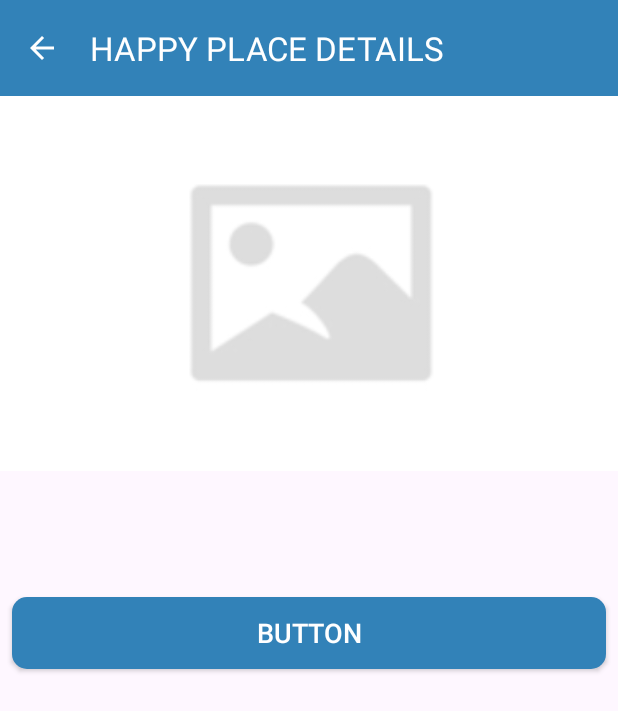
After one commit to PrathB/HappyPlaces, an Android app: the HappyPlaceDetailActivity screen opened directly, with no data from a screen before it, on a phone screen of 412 x 824 dp. The commit adds this screen. Shown: the top 711 px of the screen. Run offline under Robolectric (Android 15) with nearby library versions, the phone set to English and light mode, and no system bars.

Commit message:
Created HappyPlaceDetailActivity and added onClickListener for recyclerView.

```diff
--- a/app/src/main/AndroidManifest.xml
+++ b/app/src/main/AndroidManifest.xml
@@ -7,7 +7,7 @@
         android:required="false" />
 
     <uses-permission android:name="android.permission.READ_MEDIA_IMAGES" />
-    <uses-permission android:name="android.permission.CAMERA"/>
+    <uses-permission android:name="android.permission.CAMERA" />
 
     <application
         android:allowBackup="true"
@@ -20,15 +20,24 @@
         android:theme="@style/Theme.HappyPlaces"
         tools:targetApi="31">
         <activity
+            android:name=".activities.HappyPlaceDetailActivity"
+            android:exported="false"
+            android:label="HAPPY PLACE DETAILS"
+            android:screenOrientation="portrait"
+            android:theme="@style/CustomNoActionBarTheme"
+            tools:ignore="LockedOrientationActivity" />
+        <activity
             android:name=".activities.AddHappyPlaceActivity"
             android:exported="false"
+            android:label="ADD HAPPY PLACE"
             android:screenOrientation="portrait"
-            android:label="ADD HAPPY PLACE"
             android:theme="@style/CustomNoActionBarTheme"
             tools:ignore="LockedOrientationActivity" />
         <activity
             android:name=".activities.MainActivity"
-            android:exported="true">
+            android:exported="true"
+            android:screenOrientation="portrait"
+            tools:ignore="LockedOrientationActivity">
             <intent-filter>
                 <action android:name="android.intent.action.MAIN" />
 
--- /dev/null
+++ b/app/src/main/java/com/test/happyplaces/activities/HappyPlaceDetailActivity.kt
@@ -0,0 +1,20 @@
+package com.test.happyplaces.activities
+
+import android.os.Bundle
+import androidx.appcompat.app.AppCompatActivity
+import com.test.happyplaces.databinding.ActivityHappyPlaceDetailBinding
+
+class HappyPlaceDetailActivity : AppCompatActivity() {
+    private var binding: ActivityHappyPlaceDetailBinding? = null
+    override fun onCreate(savedInstanceState: Bundle?) {
+        super.onCreate(savedInstanceState)
+        binding = ActivityHappyPlaceDetailBinding.inflate(layoutInflater)
+        setContentView(binding?.root)
+
+        setSupportActionBar(binding?.toolbarPlaceDetail)
+        supportActionBar?.setDisplayHomeAsUpEnabled(true)
+        binding?.toolbarPlaceDetail?.setNavigationOnClickListener {
+            onBackPressedDispatcher.onBackPressed()
+        }
+    }
+}
--- a/app/src/main/java/com/test/happyplaces/activities/MainActivity.kt
+++ b/app/src/main/java/com/test/happyplaces/activities/MainActivity.kt
@@ -8,6 +8,7 @@ import androidx.lifecycle.lifecycleScope
 import androidx.recyclerview.widget.LinearLayoutManager
 import com.test.happyplaces.adapters.HappyPlaceAdapter
 import com.test.happyplaces.database.DatabaseSingleton
+import com.test.happyplaces.database.PlaceModel
 import com.test.happyplaces.database.PlacesDao
 import com.test.happyplaces.databinding.ActivityMainBinding
 import kotlinx.coroutines.launch
@@ -41,7 +42,17 @@ class MainActivity : AppCompatActivity() {
                     binding?.rvPlaces?.visibility = View.VISIBLE
                     binding?.rvPlaces?.layoutManager = LinearLayoutManager(
                         this@MainActivity,LinearLayoutManager.VERTICAL,false)
-                    binding?.rvPlaces?.adapter = HappyPlaceAdapter(it)
+
+                    val placesAdapter = HappyPlaceAdapter(it)
+
+                    placesAdapter.setOnClickListener(object: HappyPlaceAdapter.OnClickListener{
+                        override fun onCLick(position: Int, model: PlaceModel) {
+                            val intent = Intent(this@MainActivity,
+                                HappyPlaceDetailActivity::class.java)
+                            startActivity(intent)
+                        }
+                    })
+                    binding?.rvPlaces?.adapter = placesAdapter
                 }
             }
         }
--- a/app/src/main/java/com/test/happyplaces/adapters/HappyPlaceAdapter.kt
+++ b/app/src/main/java/com/test/happyplaces/adapters/HappyPlaceAdapter.kt
@@ -9,6 +9,7 @@ import com.test.happyplaces.database.PlaceModel
 
 class HappyPlaceAdapter(private val happyPlaces: List<PlaceModel>) :
     RecyclerView.Adapter<HappyPlaceAdapter.ViewHolder>() {
+    private var onClickListener: OnClickListener? = null
     class ViewHolder(binding: ItemHappyPlaceBinding):
         RecyclerView.ViewHolder(binding.root){
             val placeImg = binding.civHappyPlace
@@ -30,6 +31,19 @@ class HappyPlaceAdapter(private val happyPlaces: List<PlaceModel>) :
         holder.placeImg.setImageURI(Uri.parse(happyPlace.image))
         holder.name.text = happyPlace.title
         holder.description.text = happyPlace.description
+
+        holder.itemView.setOnClickListener{
+            if(onClickListener!=null){
+                onClickListener!!.onCLick(position, model = happyPlace)
+            }
+        }
     }
 
+    fun setOnClickListener(onClickListener: OnClickListener){
+        this.onClickListener = onClickListener
+    }
+
+    interface OnClickListener{
+        fun onCLick(position: Int,model: PlaceModel)
+    }
 }
--- /dev/null
+++ b/app/src/main/res/layout/activity_happy_place_detail.xml
@@ -0,0 +1,92 @@
+<?xml version="1.0" encoding="utf-8"?>
+<androidx.constraintlayout.widget.ConstraintLayout xmlns:android="http://schemas.android.com/apk/res/android"
+    xmlns:app="http://schemas.android.com/apk/res-auto"
+    xmlns:tools="http://schemas.android.com/tools"
+    android:layout_width="match_parent"
+    android:layout_height="match_parent"
+    tools:context=".activities.HappyPlaceDetailActivity">
+
+    <androidx.appcompat.widget.Toolbar
+        android:id="@+id/toolbar_place_detail"
+        android:layout_width="match_parent"
+        android:layout_height="?attr/actionBarSize"
+        android:background="@color/colorPrimary"
+        android:theme="@style/CustomToolbarStyle"
+        app:layout_constraintTop_toTopOf="parent"
+        app:layout_constraintEnd_toEndOf="parent"
+        app:layout_constraintStart_toStartOf="parent"/>
+
+    <ScrollView
+        android:id="@+id/sv_main"
+        android:layout_width="match_parent"
+        android:layout_height="0dp"
+        android:fillViewport="true"
+        app:layout_constraintBottom_toBottomOf="parent"
+        app:layout_constraintEnd_toEndOf="parent"
+        app:layout_constraintStart_toStartOf="parent"
+        app:layout_constraintTop_toBottomOf="@id/toolbar_place_detail">
+
+        <androidx.constraintlayout.widget.ConstraintLayout
+            android:layout_width="match_parent"
+            android:layout_height="wrap_content">
+
+            <androidx.appcompat.widget.AppCompatImageView
+                android:id="@+id/iv_place_image"
+                android:layout_width="match_parent"
+                android:layout_height="@dimen/detail_screen_image_height_size"
+                android:scaleType="centerCrop"
+                android:src="@drawable/add_screen_image_placeholder"
+                app:layout_constraintEnd_toEndOf="parent"
+                app:layout_constraintStart_toStartOf="parent"
+                app:layout_constraintTop_toTopOf="parent" />
+
+            <TextView
+                android:id="@+id/tv_description"
+                android:layout_width="match_parent"
+                android:layout_height="wrap_content"
+                android:layout_marginStart="@dimen/detail_screen_description_margin"
+                android:layout_marginTop="@dimen/detail_screen_description_margin"
+                android:layout_marginEnd="@dimen/detail_screen_description_margin"
+                android:textSize="@dimen/detail_screen_description_text_size"
+                app:layout_constraintEnd_toEndOf="parent"
+                app:layout_constraintStart_toStartOf="parent"
+                app:layout_constraintTop_toBottomOf="@+id/iv_place_image"
+                tools:text="Description" />
+
+            <TextView
+                android:id="@+id/tv_location"
+                android:layout_width="match_parent"
+                android:layout_height="wrap_content"
+                android:layout_marginStart="@dimen/detail_screen_location_marginStartEnd"
+                android:layout_marginTop="@dimen/detail_screen_location_marginTop"
+                android:layout_marginEnd="@dimen/detail_screen_location_marginStartEnd"
+                android:textColor="@color/colorAccent"
+                android:textSize="@dimen/detail_screen_location_text_size"
+                android:textStyle="bold"
+                app:layout_constraintEnd_toEndOf="parent"
+                app:layout_constraintStart_toStartOf="parent"
+                app:layout_constraintTop_toBottomOf="@+id/tv_description"
+                tools:text="Location" />
+
+            <androidx.appcompat.widget.AppCompatButton
+                android:id="@+id/btn_view_on_map"
+                android:layout_width="match_parent"
+                android:layout_height="wrap_content"
+                android:layout_gravity="center"
+                android:layout_marginStart="@dimen/detail_screen_btn_view_on_map_marginStartEnd"
+                android:layout_marginTop="@dimen/detail_screen_btn_view_on_map_marginTop"
+                android:layout_marginEnd="@dimen/detail_screen_btn_view_on_map_marginStartEnd"
+                android:background="@drawable/shape_button_rounded"
+                android:gravity="center"
+                android:paddingTop="@dimen/detail_screen_btn_view_on_map_PaddingTopBottom"
+                android:paddingBottom="@dimen/detail_screen_btn_view_on_map_PaddingTopBottom"
+                android:text="Button"
+                android:textSize="@dimen/detail_screen_btn_view_on_map_text_size"
+                android:textColor="@color/white"
+                app:layout_constraintEnd_toEndOf="parent"
+                app:layout_constraintStart_toStartOf="parent"
+                app:layout_constraintTop_toBottomOf="@+id/tv_location" />
+        </androidx.constraintlayout.widget.ConstraintLayout>
+    </ScrollView>
+
+</androidx.constraintlayout.widget.ConstraintLayout>
--- a/app/src/main/res/values/dimens.xml
+++ b/app/src/main/res/values/dimens.xml
@@ -3,27 +3,49 @@
     <dimen name="fab_margin">16dp</dimen>
     <dimen name="main_content_padding">16dp</dimen>
     <dimen name="edit_text_text_size">16sp</dimen>
+
     <dimen name="add_screen_til_marginTop">5dp</dimen>
+
     <dimen name="add_screen_text_add_image_marginTop">96dp</dimen>
     <dimen name="add_screen_text_add_image_padding">10dp</dimen>
     <dimen name="add_screen_text_add_image_textSize">18sp</dimen>
+
     <dimen name="add_screen_place_image_size">200dp</dimen>
     <dimen name="add_screen_place_image_marginTop">15dp</dimen>
     <dimen name="add_screen_place_image_padding">2dp</dimen>
+
     <dimen name="add_screen_btn_save_marginTop">24dp</dimen>
     <dimen name="add_screen_btn_save_paddingTopBottom">8dp</dimen>
+
     <dimen name="btn_text_size">18sp</dimen>
     <dimen name="image_border_stroke_size">0.5dp</dimen>
     <dimen name="add_place_image_shape_radius">3dp</dimen>
     <dimen name="button_radius">10dp</dimen>
     <dimen name="no_records_available_text_size">18sp</dimen>
+
     <dimen name="cv_happy_place_margin_horizontal">2dp</dimen>
     <dimen name="cv_happy_place_corner_radius">6dp</dimen>
     <dimen name="cv_happy_place_card_elevation">6dp</dimen>
     <dimen name="cv_ll_happy_place_padding">2dp</dimen>
-    <dimen name="civ_happy_place_radius">80dp</dimen>
+
     <dimen name="tv_name_happy_place_text_size">20sp</dimen>
     <dimen name="tv_description_happy_place_text_size">18sp</dimen>
+
     <dimen name="civ_happy_place_margin">1dp</dimen>
+    <dimen name="civ_happy_place_radius">80dp</dimen>
     <dimen name="civ_happy_place_border_width">0.5dp</dimen>
+
+    <dimen name="detail_screen_image_height_size">250dp</dimen>
+
+    <dimen name="detail_screen_description_margin">8dp</dimen>
+    <dimen name="detail_screen_description_text_size">16sp</dimen>
+
+    <dimen name="detail_screen_location_marginStartEnd">8dp</dimen>
+    <dimen name="detail_screen_location_marginTop">16dp</dimen>
+    <dimen name="detail_screen_location_text_size">16sp</dimen>
+
+    <dimen name="detail_screen_btn_view_on_map_marginStartEnd">8dp</dimen>
+    <dimen name="detail_screen_btn_view_on_map_marginTop">16dp</dimen>
+    <dimen name="detail_screen_btn_view_on_map_PaddingTopBottom">8dp</dimen>
+    <dimen name="detail_screen_btn_view_on_map_text_size">18sp</dimen>
 </resources>
```
